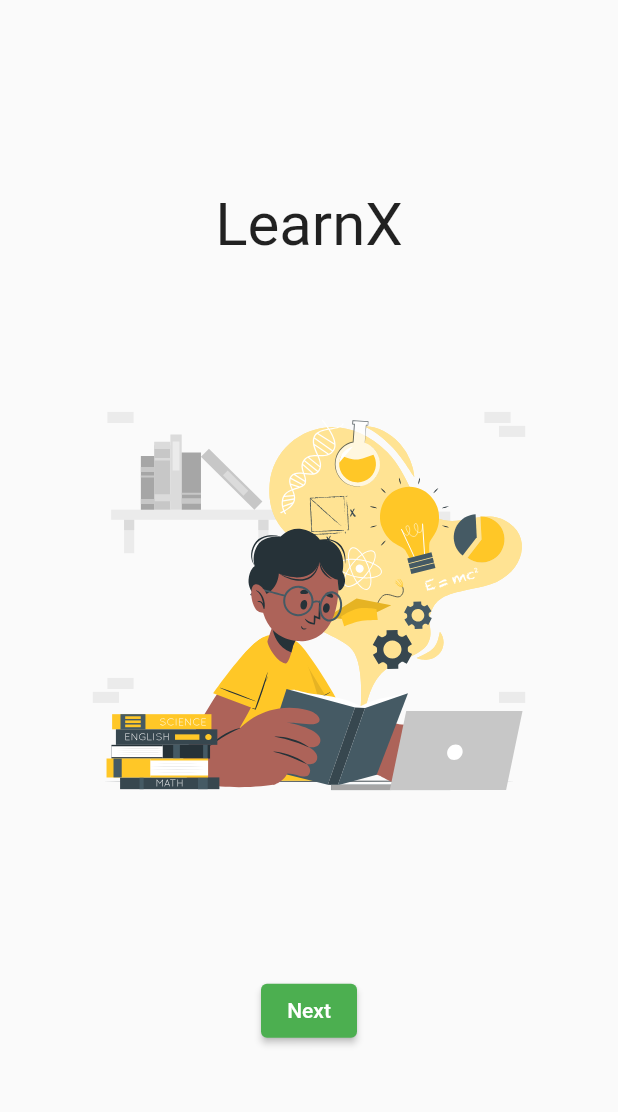
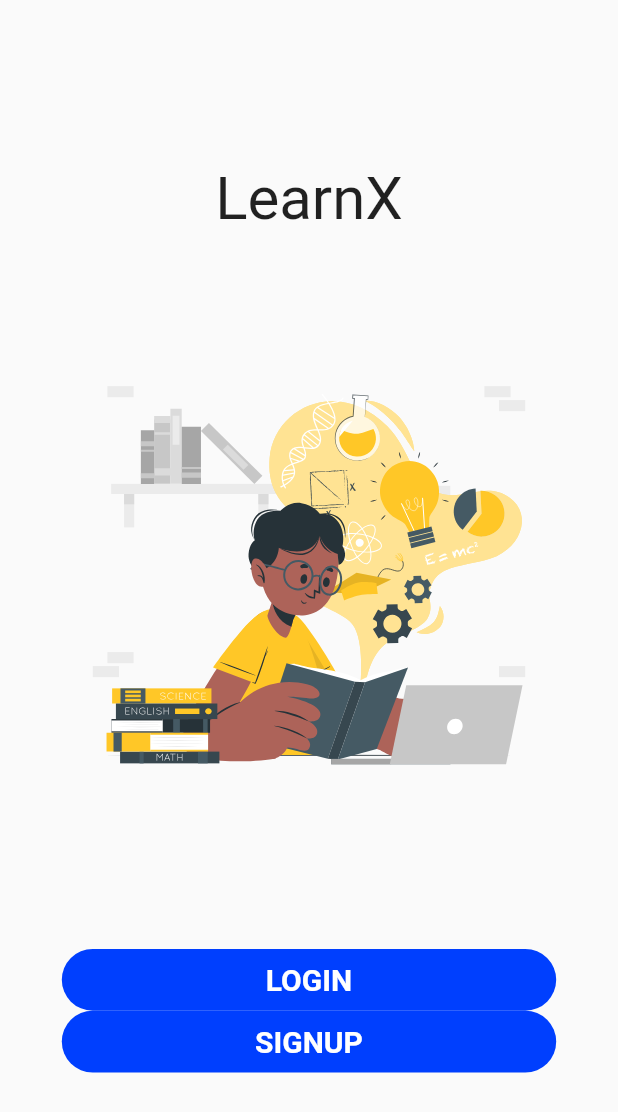
Before and after one commit to Pallavikemburu/LearnX-App, a Flutter app: the MyHome screen opened directly, on a phone screen of 412 x 824 dp. Shown: the top 1112 px of the screen. Run offline on Flutter 3.47's test engine with Material 2 defaults, Android fonts, the phone set to English and light mode, and no system bars; drawn by our look-alikes of carousel_slider; our stand-ins replace firebase_auth, firebase_core, flutter_svg, google_fonts; accounts and stored records are empty; Roboto replaces fonts that are missing (DancingScript-Regular).

Commit message:
first 1.2.1

```diff
--- a/lib/main.dart
+++ b/lib/main.dart
@@ -1,15 +1,14 @@
+import 'package:firebase_core/firebase_core.dart';
 import 'package:flutter/material.dart';
 import 'package:carousel_slider/carousel_slider.dart';
 import 'package:flutter_svg/flutter_svg.dart';
-import 'package:firebase_core/firebase_core.dart';
-
-import 'HomePage.dart';
+import 'package:google_fonts/google_fonts.dart';
 import 'LoginPage.dart';
+import 'SignupPage.dart';
 
 void main() async{
   WidgetsFlutterBinding.ensureInitialized();
   await Firebase.initializeApp();
-
   runApp(const MyApp());
 }
 class MyApp extends StatelessWidget{
@@ -17,7 +16,7 @@ class MyApp extends StatelessWidget{
   @override
   Widget build(BuildContext context){
     return const MaterialApp(
-      home: Login(),
+      home: MyHome(),
       debugShowCheckedModeBanner: false,
     );
   }
@@ -28,7 +27,8 @@ class MyHome extends StatefulWidget{
   State<MyHome> createState() => _MyHomeState();
 }
 class _MyHomeState extends State<MyHome>{
-  bool userIsLoggedIn = true;
+  bool userIsLoggedIn = false;
+  Color mainbg = const Color.fromARGB(255, 0, 63, 254);
   @override
   Widget build(BuildContext context){
     double wi = MediaQuery.of(context).size.width;
@@ -74,20 +74,56 @@ class _MyHomeState extends State<MyHome>{
               )
           ),
           SizedBox(height: hi*0.05,),
-          ElevatedButton(
-            onPressed: (){
-              if (userIsLoggedIn){
-                Navigator.push(context, MaterialPageRoute(builder: (context)=>const Login()));
-              }
-              else{
-                Navigator.push(context, MaterialPageRoute(builder: (context)=>const HomePage()));
-              }
+          InkWell(
+            onTap: (){
+              Navigator.push(context, MaterialPageRoute(builder: (context)=>const Login()));
             },
-            style: const ButtonStyle(
-              backgroundColor: MaterialStatePropertyAll(Colors.green),
+            child: Container(
+              width: wi*0.8,
+              height: hi*0.05,
+              decoration: BoxDecoration(
+                color: mainbg,
+                borderRadius: BorderRadius.circular(hi*0.025),
+              ),
+              child: Center(
+                child: Text(
+                  'LOGIN',
+                  style: GoogleFonts.aBeeZee(
+                    textStyle: TextStyle(
+                      fontWeight: FontWeight.bold,
+                      fontSize: 20,
+                      color: Colors.white,
+                    )
+                  ),
+                ),
+              ),
             ),
-            child: const Text('Next'),
           ),
+          InkWell(
+            onTap: (){
+              Navigator.push(context, MaterialPageRoute(builder: (context)=>const Signup()));
+            },
+            child: Container(
+              width: wi*0.8,
+              height: hi*0.05,
+              decoration: BoxDecoration(
+                color: mainbg,
+                borderRadius: BorderRadius.circular(hi*0.025),
+              ),
+              child: Center(
+                child: Text(
+                  'SIGNUP',
+                  style: GoogleFonts.aBeeZee(
+                      textStyle: TextStyle(
+                        fontWeight: FontWeight.bold,
+                        fontSize: 20,
+                        color: Colors.white,
+                      )
+                  ),
+                ),
+              ),
+            ),
+          )
         ],
       )
     );
```
Also changed, not shown: lib/LoginPage.dart (+62 -8 lines), lib/SignupPage.dart (added, +101 -0 lines), pubspec.yaml (+5 -4 lines), pubspec.lock, 5 other files.
